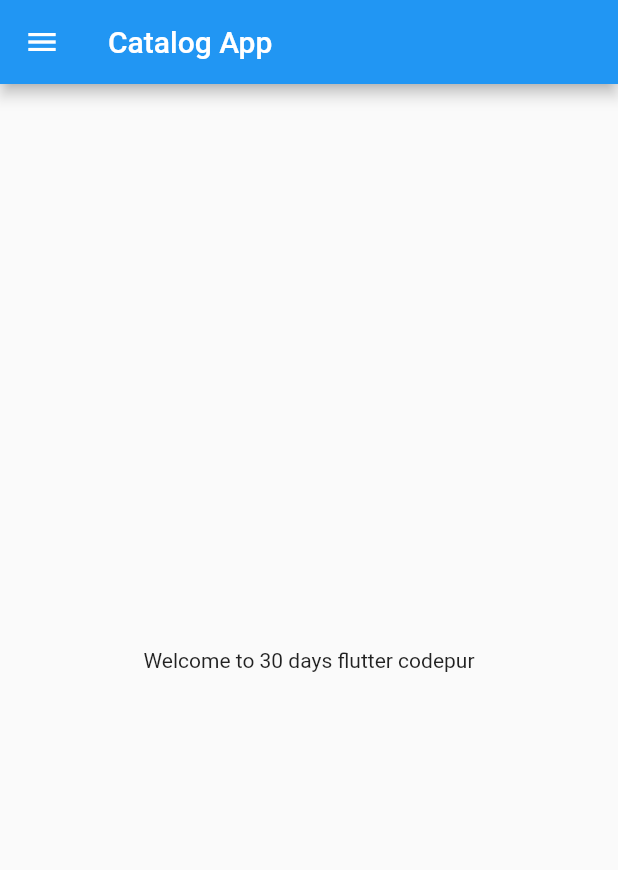
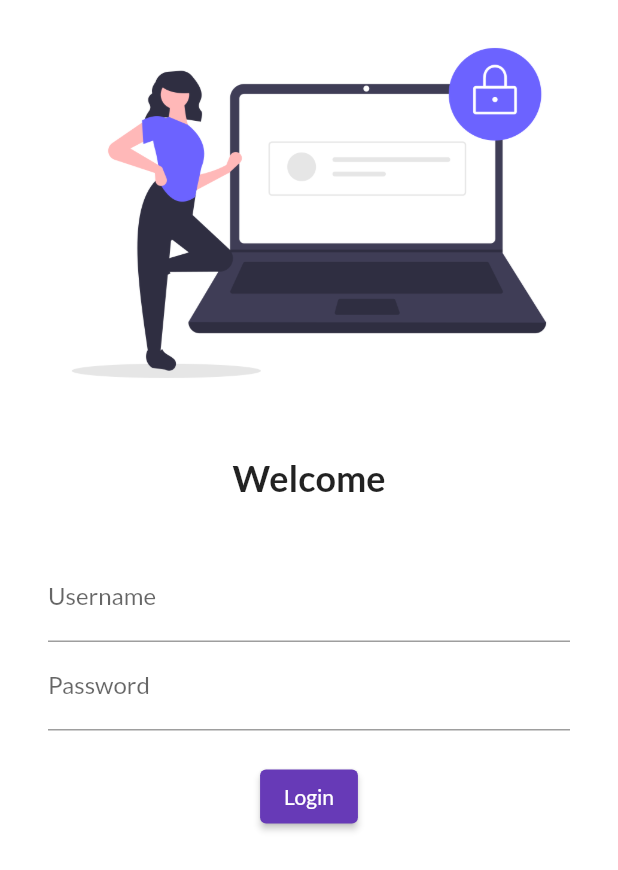
Before and after one commit to abidlass/30DaysOfFlutter, a Flutter app: the screen it shows after launch, on a phone screen of 412 x 824 dp. Shown: the top 870 px of the screen. Run offline on Flutter 3.47's test engine with Material 2 defaults, Android fonts, the phone set to English and light mode, and no system bars; our stand-ins replace google_fonts.

Commit message:
day4 completed

```diff
--- a/analysis_options.yaml
+++ b/analysis_options.yaml
@@ -7,7 +7,7 @@
 
 # The following line activates a set of recommended lints for Flutter apps,
 # packages, and plugins designed to encourage good coding practices.
-include: package:flutter_lints/flutter.yaml
+# include: package:flutter_lints/flutter.yaml
 
 linter:
   # The lint rules applied to this project can be customized in the
--- a/lib/main.dart
+++ b/lib/main.dart
@@ -1,6 +1,7 @@
 import 'package:flutter/material.dart';
-
-import 'home_page.dart';
+import 'package:hello/pages/login_page.dart';
+import 'package:google_fonts/google_fonts.dart';
+import 'pages/home_page.dart';
 
 void main() {
   runApp(MyApp());
@@ -10,7 +11,16 @@ class MyApp extends StatelessWidget {
   @override
   Widget build(BuildContext context) {
     return MaterialApp(
-      home: HomePage(),
+      themeMode: ThemeMode.light,
+      theme: ThemeData(
+        primarySwatch: Colors.deepPurple,
+        fontFamily: GoogleFonts.lato().fontFamily,
+      ),
+      darkTheme: ThemeData(brightness: Brightness.dark),
+      routes: {
+        "/": (context) => LoginPage(),
+        "/login": (context) => HomePage(),
+      },
     );
   }
 }
--- /dev/null
+++ b/lib/pages/login_page.dart
@@ -0,0 +1,54 @@
+import 'package:flutter/material.dart';
+
+class LoginPage extends StatelessWidget {
+  const LoginPage({super.key});
+
+  @override
+  Widget build(BuildContext context) {
+    return Material(
+        color: Colors.white,
+        child: Column(
+          children: [
+            Image.asset(
+              "assets/images/login_image.png",
+              fit: BoxFit.cover,
+            ),
+            SizedBox(
+              height: 20.0,
+            ),
+            Text(
+              "Welcome",
+              style: TextStyle(
+                fontSize: 24,
+                fontWeight: FontWeight.bold,
+              ),
+            ),
+            SizedBox(
+              height: 20.0,
+            ),
+            Padding(
+              padding: const EdgeInsets.symmetric(vertical: 16, horizontal: 32),
+              child: Column(
+                children: [
+                  TextFormField(
+                    decoration: InputDecoration(
+                        hintText: "Enter Username", labelText: "Username"),
+                  ),
+                  TextFormField(
+                    obscureText: true,
+                    decoration: InputDecoration(
+                        hintText: "Enter Passeword", labelText: "Password"),
+                  ),
+                  SizedBox(height: 20.0),
+                  ElevatedButton(
+                      onPressed: () {
+                        print("hi codepur");
+                      },
+                      child: Text("Login"))
+                ],
+              ),
+            ),
+          ],
+        ));
+  }
+}
--- a/pubspec.yaml
+++ b/pubspec.yaml
@@ -36,6 +36,7 @@ dependencies:
   # The following adds the Cupertino Icons font to your application.
   # Use with the CupertinoIcons class for iOS style icons.
   cupertino_icons: ^1.0.2
+  google_fonts: ^3.0.1
 
 dev_dependencies:
   flutter_test:
@@ -60,8 +61,8 @@ flutter:
   uses-material-design: true
 
   # To add assets to your application, add an assets section, like this:
-  # assets:
-  #   - images/a_dot_burr.jpeg
+  assets:
+    - assets/images/
   #   - images/a_dot_ham.jpeg
 
   # An image asset can refer to one or more resolution-specific "variants", see
```
Also changed, not shown: assets/images/login_image.png (added), lib/pages/home_page.dart (renamed from lib/home_page.dart), pubspec.lock, 1 other file.
